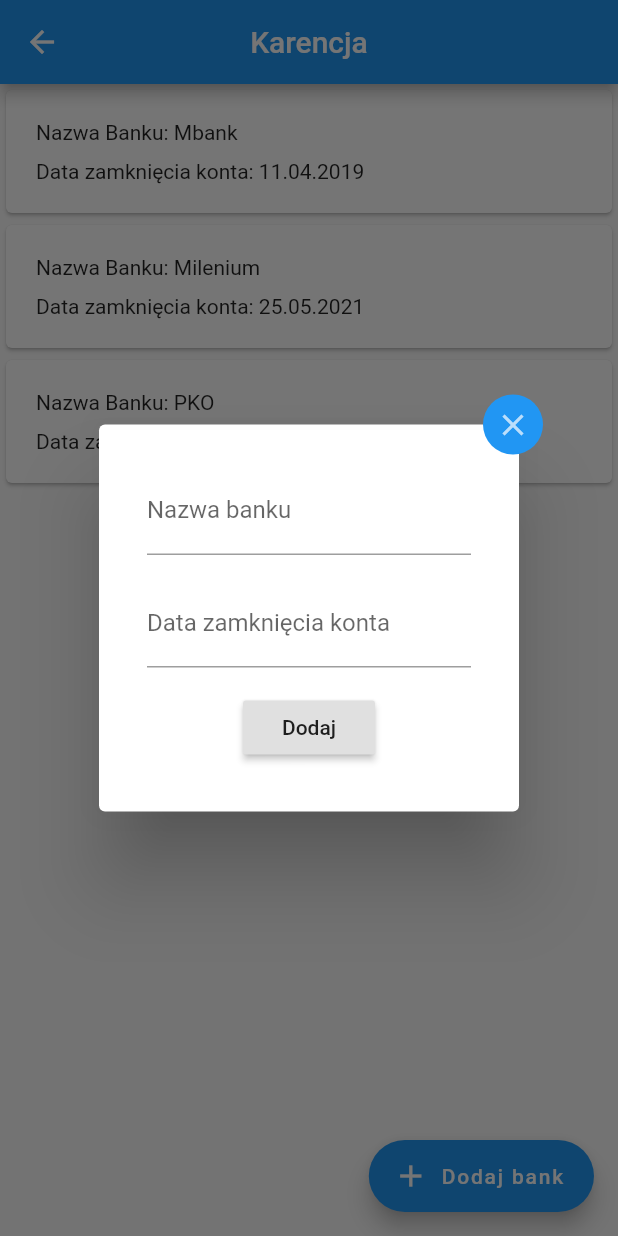
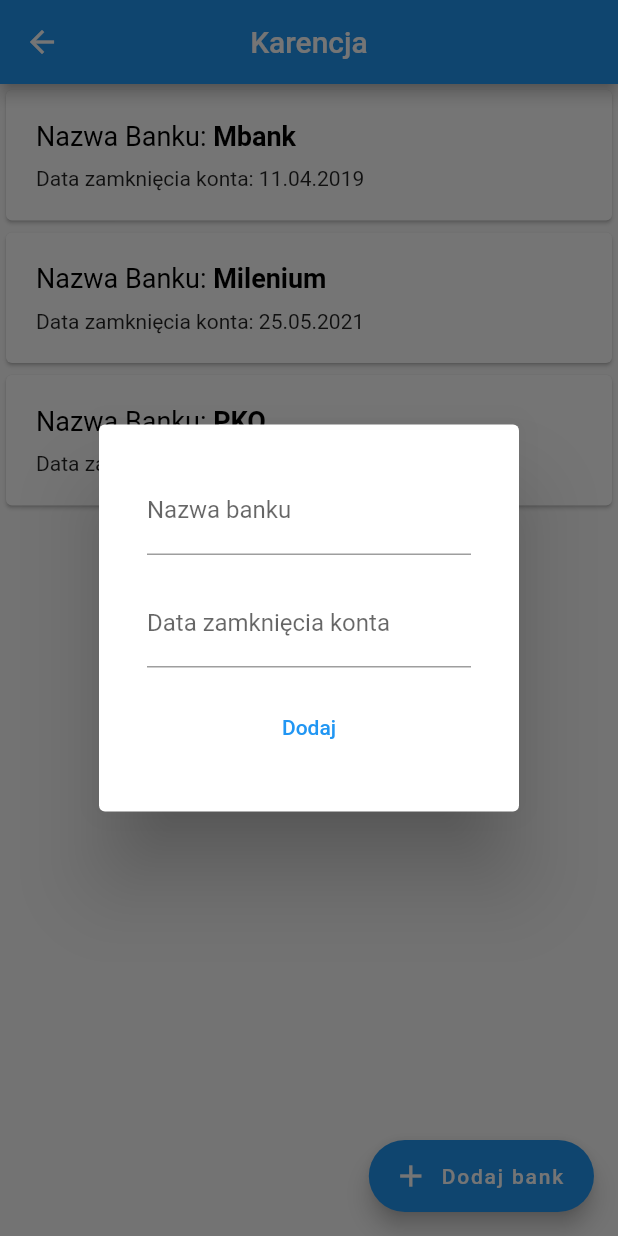
Before and after one commit to Zrazeo/Aplikacja_do_Zarzadzania_Promocjami_Bankowymi, a Flutter app: the KarencjaScreen screen opened directly, after a tap on "Dodaj bank", on a phone screen of 412 x 824 dp. Run offline on Flutter 3.47's test engine with Material 2 defaults, Android fonts, the phone set to English and light mode, and no system bars; our stand-ins replace cloud_firestore, firebase_core, flutter_spinbox, syncfusion_flutter_charts; accounts and stored records are empty; network calls fail.

Commit message:
Poprawki graficzne

```diff
--- a/apk/lib/screens/karencja_screen.dart
+++ b/apk/lib/screens/karencja_screen.dart
@@ -17,16 +17,12 @@ class _KarencjaScreen extends State<KarencjaScreen> {
       ),
       body: Container(
         child: Center(
-          // Use future builder and DefaultAssetBundle to load the local JSON file
           child: FutureBuilder(
               future: DefaultAssetBundle.of(context)
                   .loadString('assets/karencja.json'),
               builder: (context, snapshot) {
-                // Decode the JSON
                 var new_data = json.decode(snapshot.data.toString());
-
                 return ListView.builder(
-                  // Build the ListView
                   itemBuilder: (BuildContext context, int index) {
                     return Card(
                       child: Padding(
@@ -34,7 +30,23 @@ class _KarencjaScreen extends State<KarencjaScreen> {
                         child: Column(
                           crossAxisAlignment: CrossAxisAlignment.stretch,
                           children: <Widget>[
-                            Text("Nazwa Banku: " + new_data[index]['name']),
+                            RichText(
+                              text: TextSpan(
+                                style: const TextStyle(
+                                  fontSize: 18.0,
+                                  color: Colors.black,
+                                ),
+                                children: <TextSpan>[
+                                  TextSpan(text: 'Nazwa Banku: '),
+                                  TextSpan(
+                                      text: new_data[index]['name'],
+                                      style: const TextStyle(
+                                          fontWeight: FontWeight.bold)),
+                                ],
+                              ),
+                            ),
+                            // Text("Nazwa Banku: " + new_data[index]['name']),
+                            // Text("cos"),
                             SizedBox(
                               height: 10,
                             ),
@@ -57,21 +69,8 @@ class _KarencjaScreen extends State<KarencjaScreen> {
             builder: (BuildContext context) {
               return AlertDialog(
                 content: Stack(
-                  overflow: Overflow.visible,
+                  clipBehavior: Clip.none,
                   children: <Widget>[
-                    Positioned(
-                      right: -40.0,
-                      top: -40.0,
-                      child: InkResponse(
-                        onTap: () {
-                          Navigator.of(context).pop();
-                        },
-                        child: CircleAvatar(
-                          child: Icon(Icons.close),
-                          backgroundColor: Colors.blue,
-                        ),
-                      ),
-                    ),
                     Form(
                       key: _formKey,
                       child: Column(
@@ -93,7 +92,7 @@ class _KarencjaScreen extends State<KarencjaScreen> {
                           ),
                           Padding(
                             padding: const EdgeInsets.all(8.0),
-                            child: RaisedButton(
+                            child: TextButton(
                               child: Text("Dodaj"),
                               onPressed: () {
                                 if (_formKey.currentState.validate()) {
--- a/apk/lib/screens/stat_screen.dart
+++ b/apk/lib/screens/stat_screen.dart
@@ -2,15 +2,6 @@ import 'package:flutter/material.dart';
 import 'package:syncfusion_flutter_charts/charts.dart';
 
 class StatScreen extends StatefulWidget {
-  // This widget is the home page of your application. It is stateful, meaning
-  // that it has a State object (defined below) that contains fields that affect
-  // how it looks.
-
-  // This class is the configuration for the state. It holds the values (in this
-  // case the title) provided by the parent (in this case the App widget) and
-  // used by the build method of the State. Fields in a Widget subclass are
-  // always marked "final".
-
   @override
   _MyHomePageState createState() => _MyHomePageState();
 }
@@ -35,7 +26,10 @@ class _MyHomePageState extends State<StatScreen> {
               title: const Text('Statystyki'),
             ),
             body: SfCircularChart(
-              title: ChartTitle(text: 'Zarobione pieniądze dzięki aplikacji'),
+              title: ChartTitle(
+                text: 'Pieniądze uzyskane dzięki aplikacji',
+                textStyle: TextStyle(fontWeight: FontWeight.bold),
+              ),
               legend: Legend(
                   isVisible: true, overflowMode: LegendItemOverflowMode.wrap),
               tooltipBehavior: _tooltipBehavior,
```
